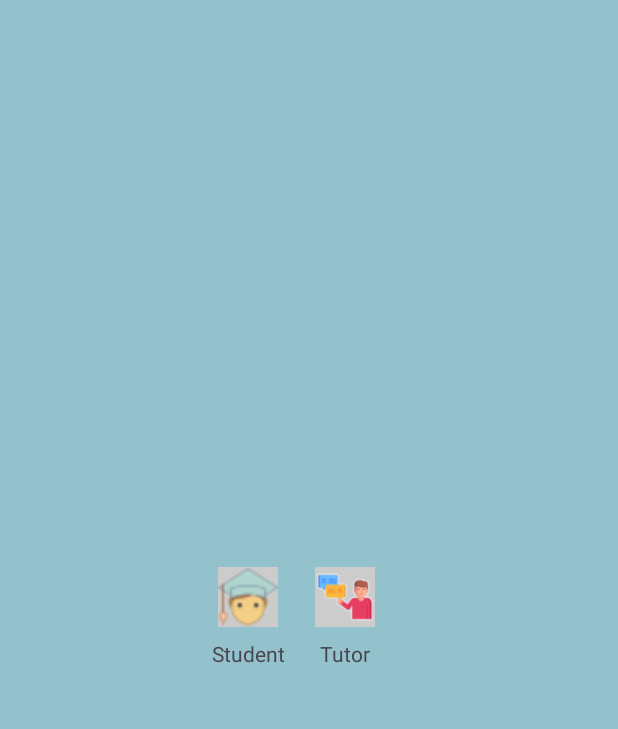
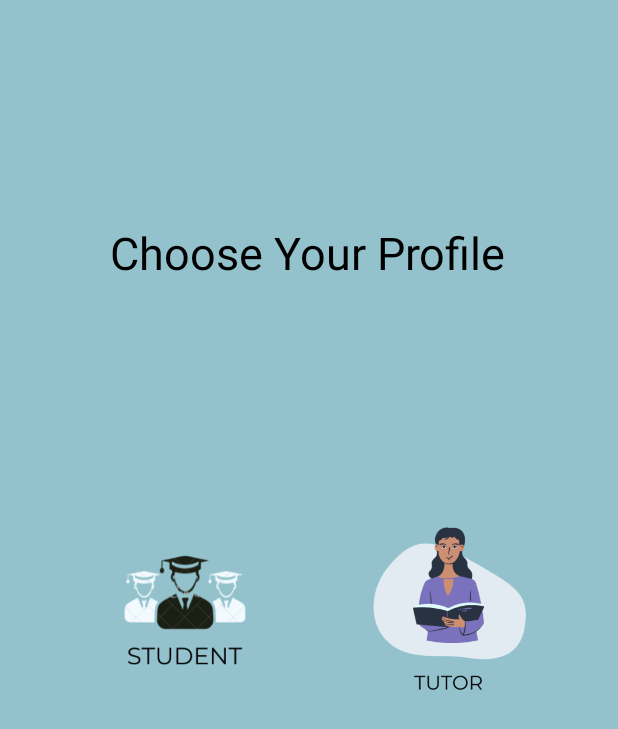
Before and after one commit to githubtvp/HomeTutorProtoType, an Android app: the CreateProfile screen opened directly, with no data from a screen before it, on a phone screen of 412 x 824 dp. Shown: the top 729 px of the screen. Run offline under Robolectric (Android 15) with nearby library versions, the phone set to English and light mode, and no system bars.

Commit message:
Saving latest Updates with script

```diff
--- a/home tutor/app/src/main/java/com/example/login_page1/CreateProfile.kt
+++ b/home tutor/app/src/main/java/com/example/login_page1/CreateProfile.kt
@@ -40,22 +40,22 @@ class CreateProfile : AppCompatActivity() {
             userType = "1"
             navigateToNextPage()
         }
-        binding.textView1.setOnClickListener {
-            // Handle click event
-            userType = "1"
-            pr("before next Text 1")
-            navigateToNextPage()
-        }
+//        binding.textView1.setOnClickListener {
+//            // Handle click event
+//            userType = "1"
+//            pr("before next Text 1")
+//            navigateToNextPage()
+//        }
         binding.imageView2.setOnClickListener {
-            // Handle click event
-            userType = "2"
-            //   navigateToNextPage()
-        }
-        binding.textView2.setOnClickListener {
             // Handle click event
             userType = "2"
             navigateToNextPage()
         }
+//        binding.textView2.setOnClickListener {
+//            // Handle click event
+//            userType = "2"
+//            navigateToNextPage()
+//        }
     }
 
 
--- a/home tutor/app/src/main/res/layout/activity_common_profile.xml
+++ b/home tutor/app/src/main/res/layout/activity_common_profile.xml
@@ -49,6 +49,9 @@
                 android:hint="City" />
 
             <!-- Email -->
+
+            <!-- Forward Arrow -->
+
             <EditText
                 android:id="@+id/editTxtEmail"
                 android:layout_width="match_parent"
@@ -56,10 +59,9 @@
                 android:hint="Email"
                 android:inputType="textEmailAddress" />
 
-            <!-- Forward Arrow -->
             <ImageView
                 android:id="@+id/fwdArr"
-                android:layout_width="wrap_content"
+                android:layout_width="225dp"
                 android:layout_height="wrap_content"
                 android:layout_gravity="center_horizontal"
                 android:layout_marginTop="16dp"
--- a/home tutor/app/src/main/res/layout/activity_create_profile.xml
+++ b/home tutor/app/src/main/res/layout/activity_create_profile.xml
@@ -1,69 +1,51 @@
 <?xml version="1.0" encoding="utf-8"?>
 <LinearLayout xmlns:android="http://schemas.android.com/apk/res/android"
+    xmlns:app="http://schemas.android.com/apk/res-auto"
+    xmlns:tools="http://schemas.android.com/tools"
     android:layout_width="match_parent"
     android:layout_height="match_parent"
     android:orientation="vertical"
     android:background="@color/grey"
     android:gravity="center">
 
-    <!-- Icon and Title containers -->
-    <LinearLayout
+    <androidx.constraintlayout.widget.ConstraintLayout
         android:layout_width="match_parent"
-        android:layout_height="wrap_content"
-        android:orientation="horizontal"
-        android:gravity="center">
-
-        <!-- First icon and title -->
-        <LinearLayout
-            android:layout_width="wrap_content"
-            android:layout_height="wrap_content"
-            android:orientation="vertical"
-            android:gravity="center"
-            android:layout_marginRight="20dp">
+        android:layout_height="match_parent">
 
         <ImageView
             android:id="@+id/imageView1"
-                android:layout_width="40dp"
-                android:layout_height="40dp"
-                android:src="@drawable/iconstudent"
-                android:background="#CCCCCC"
-                android:layout_marginBottom="8dp" />
-
-            <TextView
-                android:id="@+id/textView1"
-                android:layout_width="wrap_content"
-                android:layout_height="wrap_content"
-                android:text="Student"
-                android:textSize="14sp"/>
-        </LinearLayout>
-
-        <!-- Second icon and title -->
-        <LinearLayout
-            android:layout_width="wrap_content"
-            android:layout_height="wrap_content"
-            android:orientation="vertical"
-            android:gravity="center"
-            android:layout_marginRight="20dp">
+            android:layout_width="234dp"
+            android:layout_height="724dp"
+            app:layout_constraintBottom_toBottomOf="parent"
+            app:layout_constraintEnd_toEndOf="parent"
+            app:layout_constraintHorizontal_bias="0.035"
+            app:layout_constraintStart_toStartOf="parent"
+            app:layout_constraintTop_toTopOf="parent"
+            app:srcCompat="@drawable/student_logo" />
 
         <ImageView
             android:id="@+id/imageView2"
-                android:layout_width="40dp"
-                android:layout_height="40dp"
-                android:src="@drawable/icontutor"
-                android:background="#CCCCCC"
-                android:layout_marginBottom="8dp"/>
+            android:layout_width="194dp"
+            android:layout_height="685dp"
+            app:layout_constraintBottom_toBottomOf="parent"
+            app:layout_constraintEnd_toEndOf="parent"
+            app:layout_constraintHorizontal_bias="0.926"
+            app:layout_constraintStart_toStartOf="parent"
+            app:layout_constraintTop_toTopOf="parent"
+            app:srcCompat="@drawable/tutor_img" />
 
         <TextView
             android:id="@+id/textView2"
             android:layout_width="wrap_content"
             android:layout_height="wrap_content"
-                android:text="Tutor"
-                android:textSize="14sp"/>
+            android:text="Choose Your Profile"
+            android:textColor="@color/black"
+            android:textSize="30sp"
+            app:layout_constraintBottom_toBottomOf="parent"
+            app:layout_constraintEnd_toEndOf="parent"
+            app:layout_constraintHorizontal_bias="0.497"
+            app:layout_constraintStart_toStartOf="parent"
+            app:layout_constraintTop_toTopOf="parent"
+            app:layout_constraintVertical_bias="0.189" />
+    </androidx.constraintlayout.widget.ConstraintLayout>
 </LinearLayout>
-
-
-
-
-    </LinearLayout>
-
-</LinearLayout>
--- a/home tutor/app/src/main/res/layout/nav_header.xml
+++ b/home tutor/app/src/main/res/layout/nav_header.xml
@@ -13,6 +13,6 @@
         android:layout_height="132dp"
         android:layout_gravity="center"
         android:scaleType="centerCrop"
-        android:src="@drawable/logo2_ht" />
+        android:src="@drawable/home_tutor_logo" />
 
 </LinearLayout>
```
Also changed, not shown: home tutor/app/src/main/res/drawable/home_tutor_logo.png (added), home tutor/app/src/main/res/drawable/logo2_ht.png (deleted), home tutor/app/src/main/res/drawable/logo_ht.png (deleted), home tutor/app/src/main/res/drawable/page1.jpg (deleted), home tutor/app/src/main/res/drawable/signup.jpg (deleted), home tutor/app/src/main/res/drawable/student_logo.png (added), home tutor/app/src/main/res/drawable/tutor_img.png (added). Lines whose indentation alone changed are shown as unchanged.
